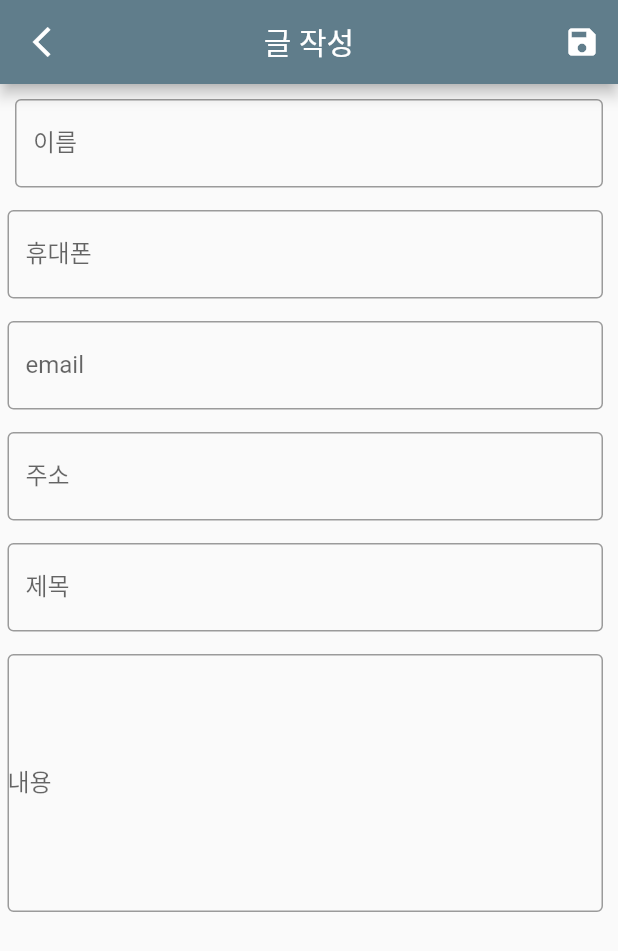
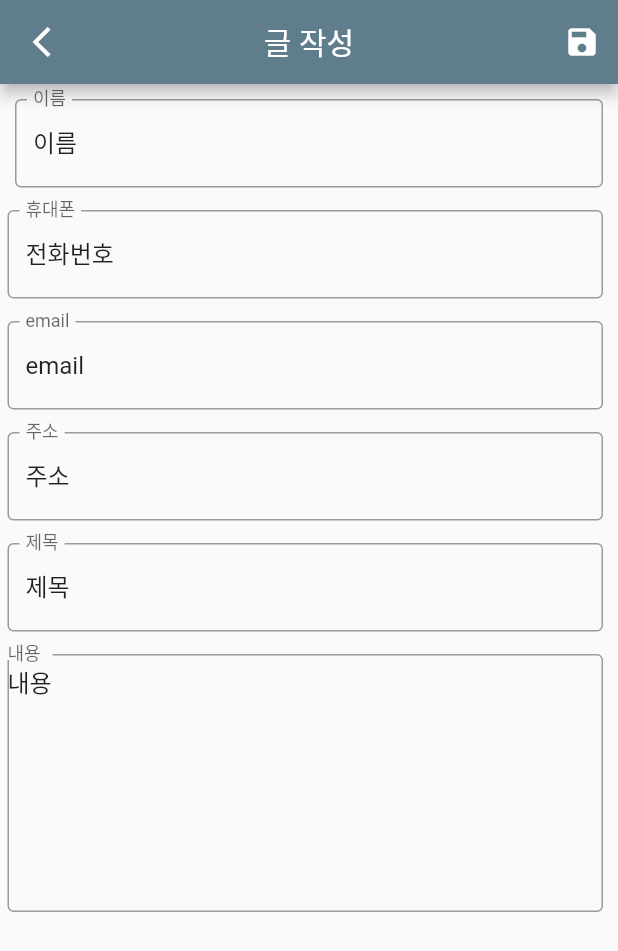
Before and after one commit to bamin0422/post_model-kakao_channel, a Flutter app: the PostAdder screen opened directly, on a phone screen of 412 x 824 dp. Shown: the top 951 px of the screen. Run offline on Flutter 3.47's test engine with Material 2 defaults, Android fonts, the phone set to English and light mode, and no system bars; our stand-ins replace cloud_firestore; accounts and stored records are empty.

```diff
--- a/lib/model/post.dart
+++ b/lib/model/post.dart
@@ -7,4 +7,5 @@ class Post{
   String contents;
 
   Post.init(String name,String phoneNumber,String email,String address,String subject,String contents);
+
 }
--- a/lib/screen/postadder.dart
+++ b/lib/screen/postadder.dart
@@ -1,23 +1,43 @@
+import 'package:cloud_firestore/cloud_firestore.dart';
 import 'package:flutter/cupertino.dart';
-import 'package:flutter/foundation.dart';
 import 'package:flutter/material.dart';
 import 'package:flutter/painting.dart';
 import 'package:flutter_post/model/post.dart';
 import 'package:flutter_post/screen/postlist.dart';
 
-class PostAdder extends StatelessWidget{
+class PostAdder extends StatefulWidget {
+  _PostAdder createState() => _PostAdder();
+}
+
+class _PostAdder extends State<PostAdder>{
+
+  Firestore posting = Firestore.instance;
+  TextEditingController nameController = TextEditingController(text: "이름");
+  TextEditingController phoneNumberController = TextEditingController(text: "전화번호");
+  TextEditingController emailController = TextEditingController(text: "email");
+  TextEditingController addressController = TextEditingController(text: "주소");
+  TextEditingController subjectController = TextEditingController(text: "제목");
+  TextEditingController contentsController = TextEditingController(text: "내용");
+
+  addPost() {
+    return posting.collection('post').document('${subjectController.text}').setData({
+      'name': nameController.text,
+      'phoneNumber': phoneNumberController.text,
+      'email': emailController.text,
+      'address': addressController.text,
+      'subject': subjectController.text,
+      'contents': contentsController.text
+    }).then((value) => print("Post Added"));
+  }
+
   @override
   Widget build(BuildContext context) {
     return showPostAdder(context);
   }
+  Widget showPostAdder(BuildContext context) {
 
-  Widget showPostAdder(BuildContext context) {
-    TextEditingController nameController = TextEditingController();
-    TextEditingController phoneNumberController = TextEditingController();
-    TextEditingController emailController = TextEditingController();
-    TextEditingController addressController = TextEditingController();
-    TextEditingController subjectController = TextEditingController();
-    TextEditingController contentsController = TextEditingController();
+    Post post;
+
     return Scaffold(
       resizeToAvoidBottomInset: false,
       key: GlobalKey<ScaffoldState>(),
@@ -40,7 +60,7 @@ class PostAdder extends StatelessWidget{
               onPressed: (){
                 Navigator.pop(context);
                 Navigator.push(context, MaterialPageRoute<void>(builder: (BuildContext context){
-                  Post.init(nameController.text.toString(), phoneNumberController.text.toString(), emailController.text.toString(), addressController.text.toString(), subjectController.text.toString(), contentsController.text.toString());
+                  addPost();
                   return PostList();
                 }));
               })
--- a/pubspec.yaml
+++ b/pubspec.yaml
@@ -23,6 +23,9 @@ environment:
 dependencies:
   flutter:
     sdk: flutter
+  firebase_core: ^0.4.0+1
+  firebase_analytics: ^1.0.4
+  cloud_firestore: ^0.12.10
 
 
   # The following adds the Cupertino Icons font to your application.
@@ -32,8 +35,7 @@ dependencies:
 dev_dependencies:
   flutter_test:
     sdk: flutter
-  firebase_core: "^0.5.0"
-  cloud_firestore: "^0.14.0+2"
+
 
 # For information on the generic Dart part of this file, see the
 # following page: https://dart.dev/tools/pub/pubspec
```
Also changed, not shown: lib/main.dart (+2 -6 lines), pubspec.lock, 11 other files.
